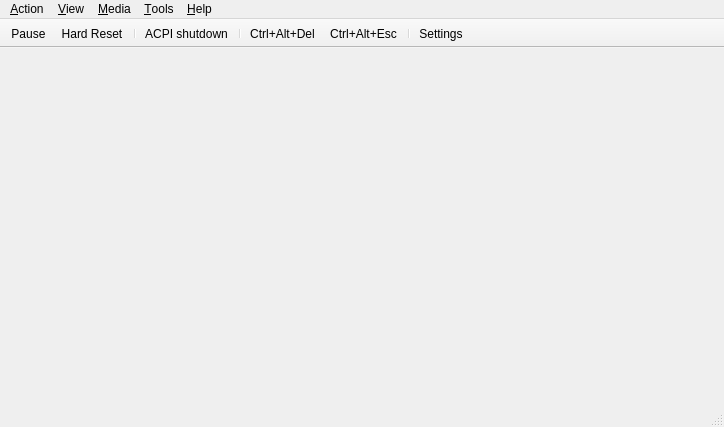
This is src/qt/qt_mainwindow.ui in 86Box/86Box as Qt 5 draws it before an edit. The edited form follows.
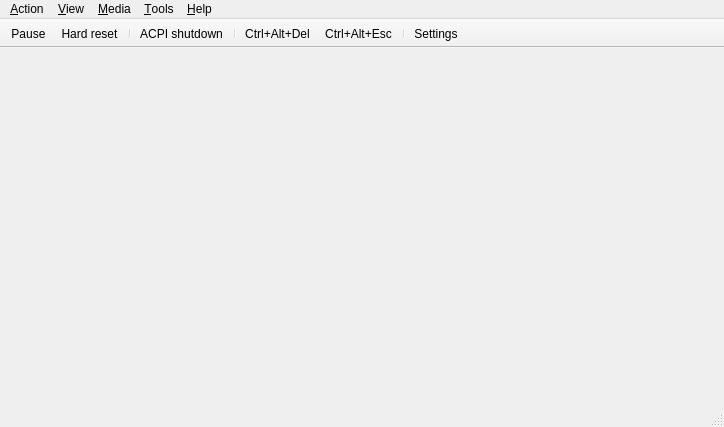
This is the edited form. Icons and pictures are not drawn. Custom widgets are drawn as their Qt base class.

Diff of the .ui file:
```diff
--- a/src/qt/qt_mainwindow.ui
+++ b/src/qt/qt_mainwindow.ui
@@ -340,7 +340,7 @@
      <normaloff>:/menuicons/qt/icons/hard_reset.ico</normaloff>:/menuicons/qt/icons/hard_reset.ico</iconset>
    </property>
    <property name="text">
-    <string>&amp;Hard Reset...</string>
+    <string>&amp;Hard reset</string>
    </property>
    <property name="iconVisibleInMenu">
     <bool>false</bool>
```
